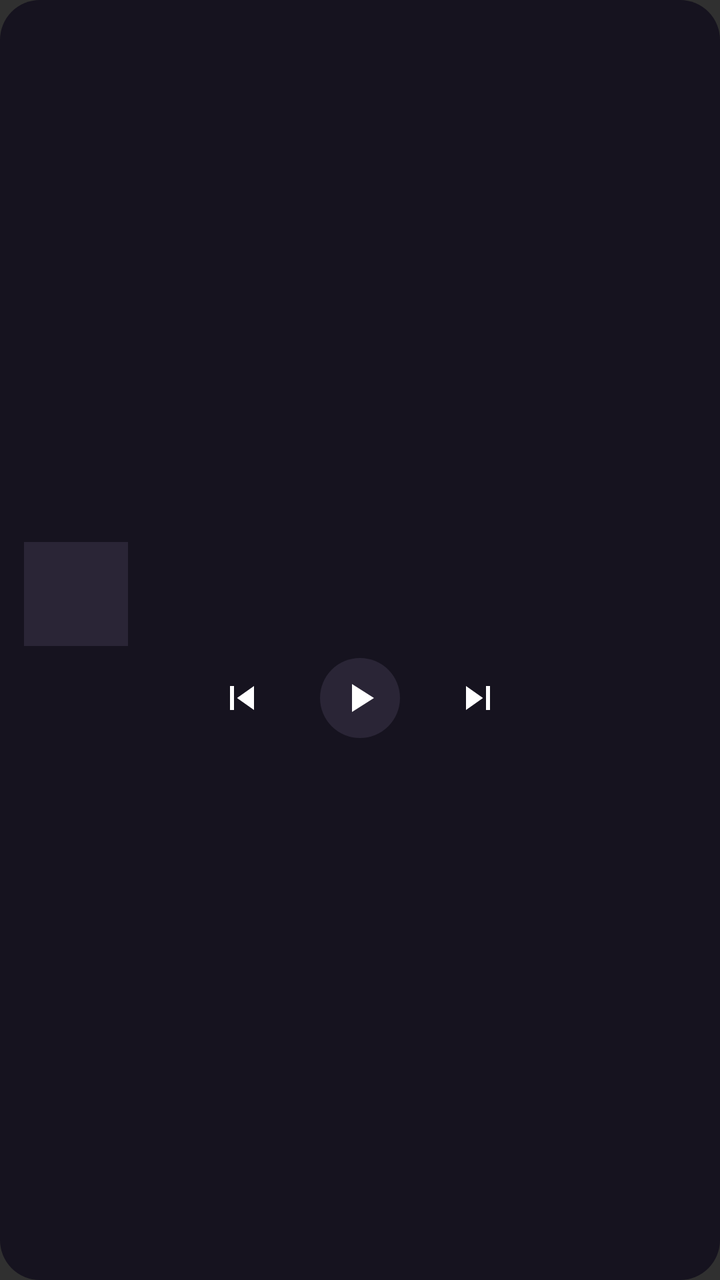
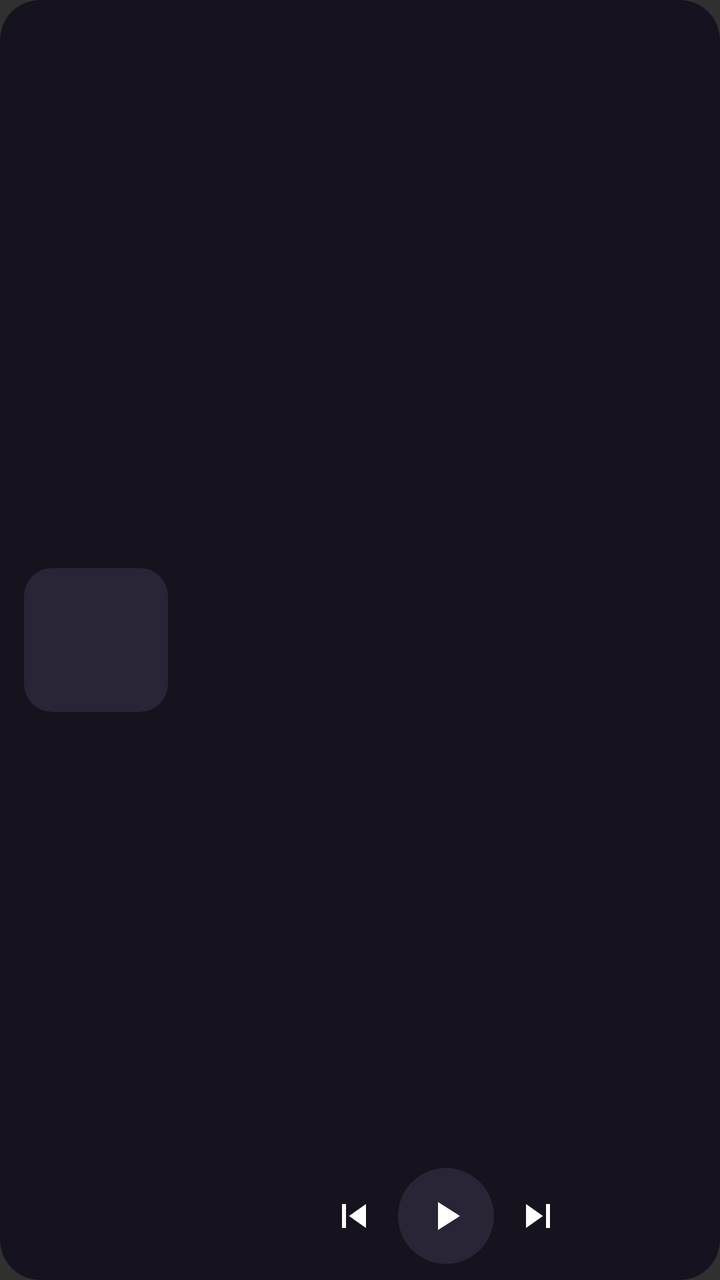

Compare the two renders of this Android layout. The source of the first and the diff that turns it into the second are given below.
<!-- AndroidManifest.xml: application theme Theme.Wavdrop -->
<!-- res/layout/wavdrop_widget_normal.xml -->
<?xml version="1.0" encoding="utf-8"?>
<FrameLayout xmlns:android="http://schemas.android.com/apk/res/android"
    android:id="@+id/widget_body"
    android:layout_width="match_parent"
    android:layout_height="match_parent"
    android:background="@drawable/wavdrop_widget_loading_background"
    android:clickable="true"
    android:focusable="true">

    
    <ImageView
        android:id="@+id/widget_background"
        android:layout_width="match_parent"
        android:layout_height="match_parent"
        android:scaleType="centerCrop"
        android:visibility="gone"
        android:contentDescription="@null" />

    
    <TextView
        android:id="@+id/widget_scrim"
        android:layout_width="match_parent"
        android:layout_height="match_parent"
        android:background="#CC16131F"
        android:visibility="gone" />

    
    <LinearLayout
        android:layout_width="match_parent"
        android:layout_height="match_parent"
        android:orientation="vertical"
        android:gravity="center_vertical"
        android:paddingStart="12dp"
        android:paddingEnd="12dp"
        android:paddingTop="8dp"
        android:paddingBottom="8dp">

        
        <LinearLayout
            android:layout_width="match_parent"
            android:layout_height="wrap_content"
            android:orientation="horizontal"
            android:gravity="center_vertical">

            <ImageView
                android:id="@+id/widget_artwork"
                android:layout_width="52dp"
                android:layout_height="52dp"
                android:scaleType="centerCrop"
                android:background="#FF2A2536"
                android:contentDescription="@string/widget_artwork_desc" />

            <LinearLayout
                android:layout_width="0dp"
                android:layout_height="wrap_content"
                android:layout_weight="1"
                android:orientation="vertical"
                android:layout_marginStart="12dp">

                <TextView
                    android:id="@+id/widget_title"
                    android:layout_width="match_parent"
                    android:layout_height="wrap_content"
                    android:textColor="#EDEAF4"
                    android:textSize="15sp"
                    android:textStyle="bold"
                    android:maxLines="1"
                    android:ellipsize="end" />

                <TextView
                    android:id="@+id/widget_artist"
                    android:layout_width="match_parent"
                    android:layout_height="wrap_content"
                    android:layout_marginTop="2dp"
                    android:textColor="#A9A3B8"
                    android:textSize="12sp"
                    android:maxLines="1"
                    android:ellipsize="end" />

            </LinearLayout>

        </LinearLayout>

        
        <LinearLayout
            android:layout_width="match_parent"
            android:layout_height="wrap_content"
            android:orientation="horizontal"
            android:gravity="center"
            android:layout_marginTop="6dp">

            <ImageButton
                android:id="@+id/widget_previous"
                android:layout_width="30dp"
                android:layout_height="30dp"
                android:src="@drawable/widget_ic_skip_previous"
                android:background="@android:color/transparent"
                android:padding="4dp"
                android:contentDescription="@string/widget_prev_desc" />

            <ImageButton
                android:id="@+id/widget_play_pause"
                android:layout_width="40dp"
                android:layout_height="40dp"
                android:layout_marginStart="24dp"
                android:src="@drawable/widget_ic_play"
                android:background="@drawable/widget_btn_idle_bg"
                android:padding="9dp"
                android:contentDescription="@string/widget_play_pause_desc" />

            <ImageButton
                android:id="@+id/widget_next"
                android:layout_width="30dp"
                android:layout_height="30dp"
                android:layout_marginStart="24dp"
                android:src="@drawable/widget_ic_skip_next"
                android:background="@android:color/transparent"
                android:padding="4dp"
                android:contentDescription="@string/widget_next_desc" />

        </LinearLayout>

    </LinearLayout>

</FrameLayout>
<!-- resources referenced by this layout -->
<resources>
  <!-- drawable wavdrop_widget_loading_background (drawable) -->
  <?xml version="1.0" encoding="utf-8"?>
  <shape xmlns:android="http://schemas.android.com/apk/res/android"
      android:shape="rectangle">
      <solid android:color="#FF16131F" />
      <corners android:radius="20dp" />
  </shape>
  <!-- drawable widget_btn_idle_bg (drawable) -->
  <?xml version="1.0" encoding="utf-8"?>
  <shape xmlns:android="http://schemas.android.com/apk/res/android"
      android:shape="oval">
      <solid android:color="#FF2A2536" />
  </shape>
  <!-- drawable widget_ic_play (drawable) -->
  <?xml version="1.0" encoding="utf-8"?>
  <vector xmlns:android="http://schemas.android.com/apk/res/android"
      android:width="24dp"
      android:height="24dp"
      android:viewportWidth="24"
      android:viewportHeight="24">
      <path
          android:fillColor="#FFFFFFFF"
          android:pathData="M8,5v14l11,-7z" />
  </vector>
  <!-- drawable widget_ic_skip_next (drawable) -->
  <?xml version="1.0" encoding="utf-8"?>
  <vector xmlns:android="http://schemas.android.com/apk/res/android"
      android:width="24dp"
      android:height="24dp"
      android:viewportWidth="24"
      android:viewportHeight="24">
      <path
          android:fillColor="#FFFFFFFF"
          android:pathData="M6,18l8.5,-6L6,6v12zM16,6v12h2L18,6h-2z" />
  </vector>
  <!-- drawable widget_ic_skip_previous (drawable) -->
  <?xml version="1.0" encoding="utf-8"?>
  <vector xmlns:android="http://schemas.android.com/apk/res/android"
      android:width="24dp"
      android:height="24dp"
      android:viewportWidth="24"
      android:viewportHeight="24">
      <path
          android:fillColor="#FFFFFFFF"
          android:pathData="M6,6h2v12L6,18zM9.5,12l8.5,6L18,6z" />
  </vector>
  <string name="widget_artwork_desc">Album artwork</string>
  <string name="widget_next_desc">Next</string>
  <string name="widget_play_pause_desc">Play or pause</string>
  <string name="widget_prev_desc">Previous</string>
  <style name="Theme.Wavdrop" parent="@android:style/Theme.Material.NoActionBar" />
</resources>

<!-- the commit's change to res/layout/wavdrop_widget_normal.xml (unified diff, before → after) -->
@@ -4,10 +4,10 @@
     android:layout_width="match_parent"
     android:layout_height="match_parent"
     android:background="@drawable/wavdrop_widget_loading_background"
+    android:clipToOutline="true"
     android:clickable="true"
     android:focusable="true">
 
-    
     <ImageView
         android:id="@+id/widget_background"
         android:layout_width="match_parent"
@@ -16,52 +16,52 @@
         android:visibility="gone"
         android:contentDescription="@null" />
 
-    
     <TextView
         android:id="@+id/widget_scrim"
         android:layout_width="match_parent"
         android:layout_height="match_parent"
-        android:background="#CC16131F"
+        android:background="#D916131F"
         android:visibility="gone" />
 
-    
     <LinearLayout
         android:layout_width="match_parent"
         android:layout_height="match_parent"
-        android:orientation="vertical"
+        android:orientation="horizontal"
         android:gravity="center_vertical"
         android:paddingStart="12dp"
-        android:paddingEnd="12dp"
+        android:paddingEnd="8dp"
         android:paddingTop="8dp"
         android:paddingBottom="8dp">
 
-        
+        <ImageView
+            android:id="@+id/widget_artwork"
+            android:layout_width="72dp"
+            android:layout_height="72dp"
+            android:scaleType="centerCrop"
+            android:background="@drawable/widget_artwork_bg"
+            android:clipToOutline="true"
+            android:contentDescription="@string/widget_artwork_desc" />
+
         <LinearLayout
-            android:layout_width="match_parent"
-            android:layout_height="wrap_content"
-            android:orientation="horizontal"
-            android:gravity="center_vertical">
+            android:layout_width="0dp"
+            android:layout_height="match_parent"
+            android:layout_weight="1"
+            android:orientation="vertical"
+            android:layout_marginStart="10dp">
 
-            <ImageView
-                android:id="@+id/widget_artwork"
-                android:layout_width="52dp"
-                android:layout_height="52dp"
-                android:scaleType="centerCrop"
-                android:background="#FF2A2536"
-                android:contentDescription="@string/widget_artwork_desc" />
-
+            
             <LinearLayout
-                android:layout_width="0dp"
-                android:layout_height="wrap_content"
+                android:layout_width="match_parent"
+                android:layout_height="0dp"
                 android:layout_weight="1"
                 android:orientation="vertical"
-                android:layout_marginStart="12dp">
+                android:gravity="center_vertical">
 
                 <TextView
                     android:id="@+id/widget_title"
                     android:layout_width="match_parent"
                     android:layout_height="wrap_content"
-                    android:textColor="#EDEAF4"
+                    android:textColor="#F2EFF8"
                     android:textSize="15sp"
                     android:textStyle="bold"
                     android:maxLines="1"
@@ -72,51 +72,48 @@
                     android:layout_width="match_parent"
                     android:layout_height="wrap_content"
                     android:layout_marginTop="2dp"
-                    android:textColor="#A9A3B8"
-                    android:textSize="12sp"
+                    android:textColor="#B5AFC6"
+                    android:textSize="13sp"
                     android:maxLines="1"
                     android:ellipsize="end" />
 
             </LinearLayout>
 
-        </LinearLayout>
+            
+            <LinearLayout
+                android:layout_width="match_parent"
+                android:layout_height="48dp"
+                android:orientation="horizontal"
+                android:gravity="center">
 
-        
-        <LinearLayout
-            android:layout_width="match_parent"
-            android:layout_height="wrap_content"
-            android:orientation="horizontal"
-            android:gravity="center"
-            android:layout_marginTop="6dp">
+                <ImageButton
+                    android:id="@+id/widget_previous"
+                    android:layout_width="44dp"
+                    android:layout_height="48dp"
+                    android:src="@drawable/widget_ic_skip_previous"
+                    android:background="@android:color/transparent"
+                    android:padding="10dp"
+                    android:contentDescription="@string/widget_prev_desc" />
 
-            <ImageButton
-                android:id="@+id/widget_previous"
-                android:layout_width="30dp"
-                android:layout_height="30dp"
-                android:src="@drawable/widget_ic_skip_previous"
-                android:background="@android:color/transparent"
-                android:padding="4dp"
-                android:contentDescription="@string/widget_prev_desc" />
+                <ImageButton
+                    android:id="@+id/widget_play_pause"
+                    android:layout_width="48dp"
+                    android:layout_height="48dp"
+                    android:src="@drawable/widget_ic_play"
+                    android:background="@drawable/widget_btn_idle_bg"
+                    android:padding="12dp"
+                    android:contentDescription="@string/widget_play_pause_desc" />
 
-            <ImageButton
-                android:id="@+id/widget_play_pause"
-                android:layout_width="40dp"
-                android:layout_height="40dp"
-                android:layout_marginStart="24dp"
-                android:src="@drawable/widget_ic_play"
-                android:background="@drawable/widget_btn_idle_bg"
-                android:padding="9dp"
-                android:contentDescription="@string/widget_play_pause_desc" />
+                <ImageButton
+                    android:id="@+id/widget_next"
+                    android:layout_width="44dp"
+                    android:layout_height="48dp"
+                    android:src="@drawable/widget_ic_skip_next"
+                    android:background="@android:color/transparent"
+                    android:padding="10dp"
+                    android:contentDescription="@string/widget_next_desc" />
 
-            <ImageButton
-                android:id="@+id/widget_next"
-                android:layout_width="30dp"
-                android:layout_height="30dp"
-                android:layout_marginStart="24dp"
-                android:src="@drawable/widget_ic_skip_next"
-                android:background="@android:color/transparent"
-                android:padding="4dp"
-                android:contentDescription="@string/widget_next_desc" />
+            </LinearLayout>
 
         </LinearLayout>
 
<!-- resource entries referenced after the edit -->
@@ -6,6 +6,13 @@
       android:shape="rectangle">
       <solid android:color="#FF16131F" />
       <corners android:radius="20dp" />
+  </shape>
+  <!-- drawable widget_artwork_bg (drawable) -->
+  <?xml version="1.0" encoding="utf-8"?>
+  <shape xmlns:android="http://schemas.android.com/apk/res/android"
+      android:shape="rectangle">
+      <solid android:color="#FF2A2536" />
+      <corners android:radius="14dp" />
   </shape>
   <!-- drawable widget_btn_idle_bg (drawable) -->
   <?xml version="1.0" encoding="utf-8"?>
